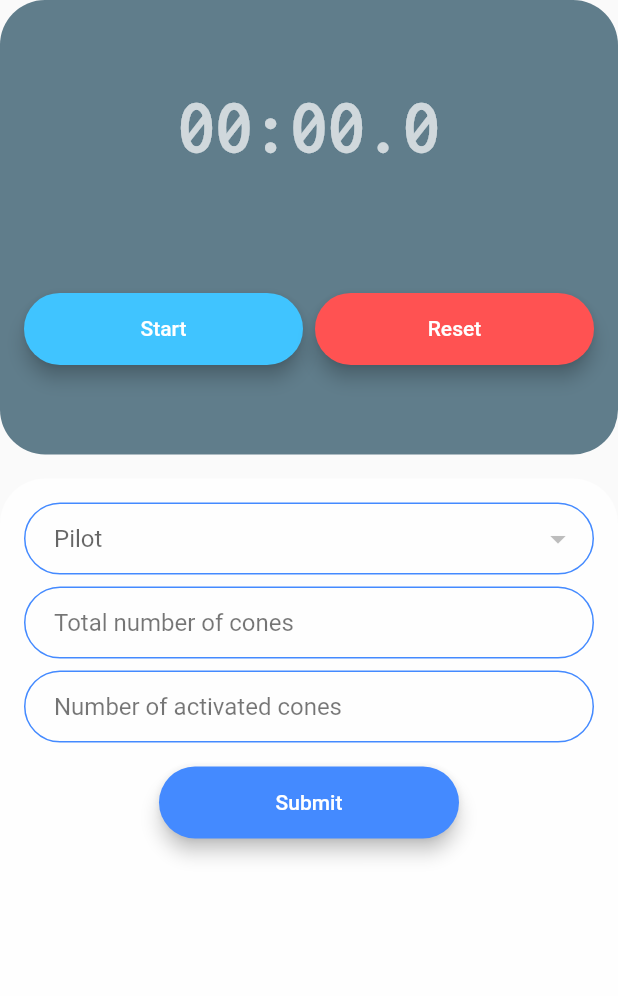
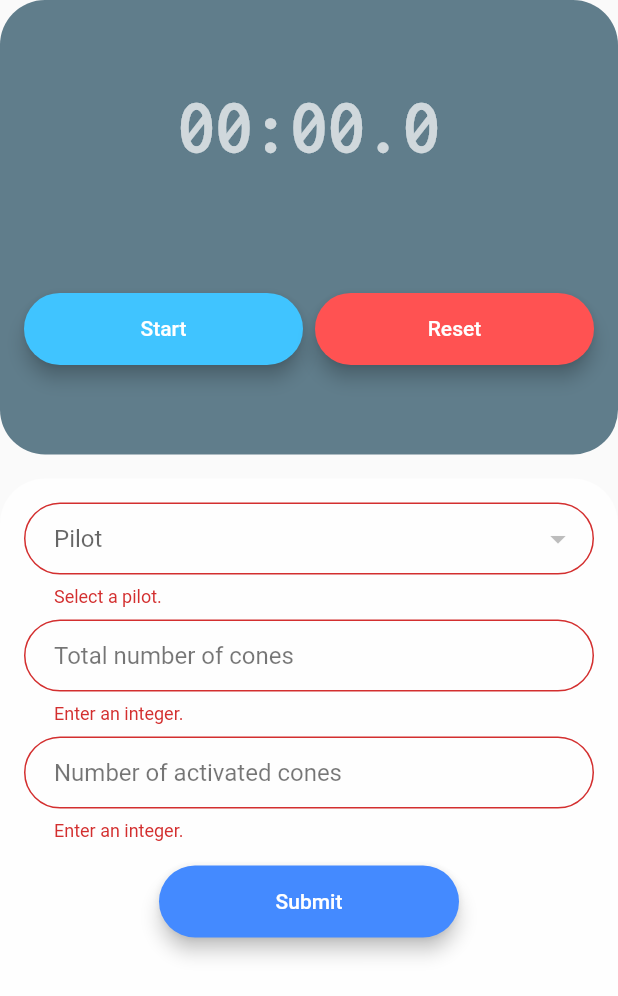
Before and after one commit to mikeyroush/ConeDroneApp, a Flutter app: the FlightScreen widget shown alone on an empty page, opened directly, after a tap on "Submit", on a phone screen of 412 x 824 dp. Shown: the top 996 px of the screen. Run offline on Flutter 3.47's test engine with Material 2 defaults, Android fonts, the phone set to English and light mode, and no system bars; our stand-ins replace cloud_firestore, firebase_auth, firebase_core, flutter_spinkit, mask_text_input_formatter; accounts and stored records are empty.

Commit message:
added form validation to flight page with unit testing

```diff
--- a/cone_drone/lib/screens/flight/flight_screen.dart
+++ b/cone_drone/lib/screens/flight/flight_screen.dart
@@ -1,5 +1,6 @@
 import 'dart:async';
 import 'package:cone_drone/components/rounded_botton.dart';
+import 'package:cone_drone/services/form_validator.dart';
 import 'package:flutter/material.dart';
 import 'package:flutter/services.dart';
 import 'package:provider/provider.dart';
@@ -24,6 +25,8 @@ class _FlightScreenState extends State<FlightScreen> {
 
   // form values
   String _currentPilotID;
+  int _conesTotal;
+  int _conesActivated;
 
   void updatePilot(String uid) {
     setState(() => _currentPilotID = uid);
@@ -154,6 +157,9 @@ class _FlightScreenState extends State<FlightScreen> {
                                 FilteringTextInputFormatter.digitsOnly,
                                 FilteringTextInputFormatter.singleLineFormatter
                               ],
+                              onChanged: (val) =>
+                                  setState(() => _conesTotal = int.parse(val)),
+                              validator: FormValidator.validateInteger,
                             ),
                             SizedBox(height: 8.0),
                             TextFormField(
@@ -165,13 +171,18 @@ class _FlightScreenState extends State<FlightScreen> {
                                 FilteringTextInputFormatter.digitsOnly,
                                 FilteringTextInputFormatter.singleLineFormatter
                               ],
+                              onChanged: (val) => setState(
+                                  () => _conesActivated = int.parse(val)),
+                              validator: FormValidator.validateInteger,
                             ),
                             RoundedButton(
                               title: 'Submit',
                               backgroundColor: Colors.blueAccent,
                               onPress: () async {
-                                if (_formKey.currentState.validate() &&) {
+                                if (_formKey.currentState.validate() &&
+                                    !_stopwatch.isRunning) {
                                   // send data and reset form
+                                  print('send data');
                                 }
                               },
                             )
--- a/cone_drone/lib/services/form_validator.dart
+++ b/cone_drone/lib/services/form_validator.dart
@@ -1,21 +1,21 @@
 import 'package:mask_text_input_formatter/mask_text_input_formatter.dart';
 
 class FormValidator {
-  static final String nameMessage = 'Please enter a name.';
-  static final String emailMessage = 'Please enter an email.';
+  static final String nameMessage = 'Enter a name.';
+  static final String emailMessage = 'Enter an email.';
   static final String emailPattern =
       r"^[a-zA-Z0-9.!#$%&'*+/=?^_`{|}~-]+@[a-zA-Z0-9](?:[a-zA-Z0-9-]{0,253}[a-zA-Z0-9])?(?:\.[a-zA-Z0-9](?:[a-zA-Z0-9-]{0,253}[a-zA-Z0-9])?)*$";
   static final RegExp emailReg = RegExp(emailPattern);
-  static final String passwordMessage =
-      'Please enter a password of 8+ characters.';
-  static final String phoneMessage = 'Please enter a phone number.';
+  static final String passwordMessage = 'Enter a password of 8+ characters.';
+  static final String phoneMessage = 'Enter a phone number.';
   static final String phonePattern = r'^(?:[+0]1)?[0-9()\s-]{10,15}$';
   static final RegExp phoneReg = new RegExp(phonePattern);
-  final phoneFormatter = MaskTextInputFormatter(
+  final MaskTextInputFormatter phoneFormatter = MaskTextInputFormatter(
     mask: '(###) ###-####',
     filter: {"#": RegExp(r'[0-9]')},
   );
-  static final String dropdownMessage = 'Please select a pilot.';
+  static final String dropdownMessage = 'Select a pilot.';
+  static final String integerMessage = 'Enter an integer.';
 
   static String validateName(String value) {
     return value.isEmpty ? nameMessage : null;
@@ -36,4 +36,12 @@ class FormValidator {
   static String validateDropdown(String value) {
     return value == null ? dropdownMessage : null;
   }
+
+  static String validateInteger(String value) {
+    return value == null ||
+            value.isEmpty ||
+            int.parse(value, onError: (e) => null) == null
+        ? integerMessage
+        : null;
+  }
 }
```
Also changed, not shown: cone_drone/tests/form_validation_test.dart (+15 -0 lines).
